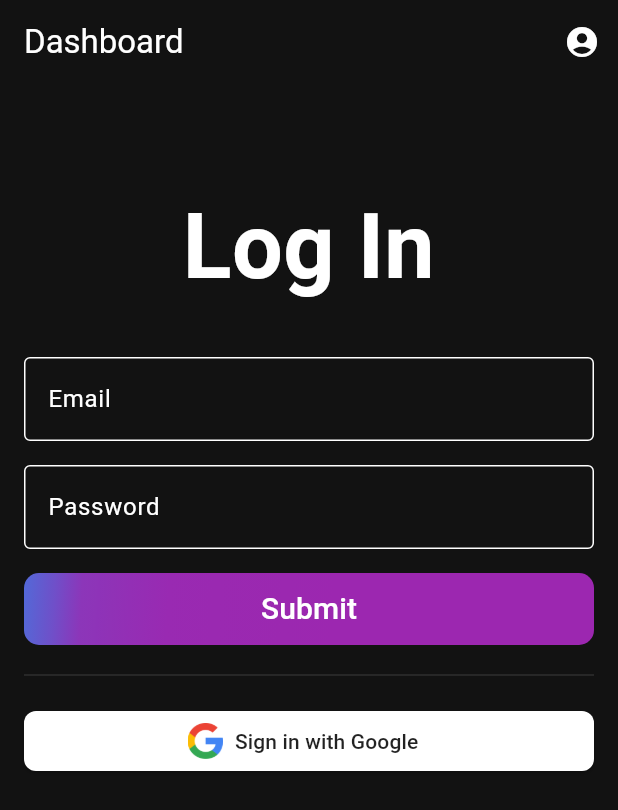
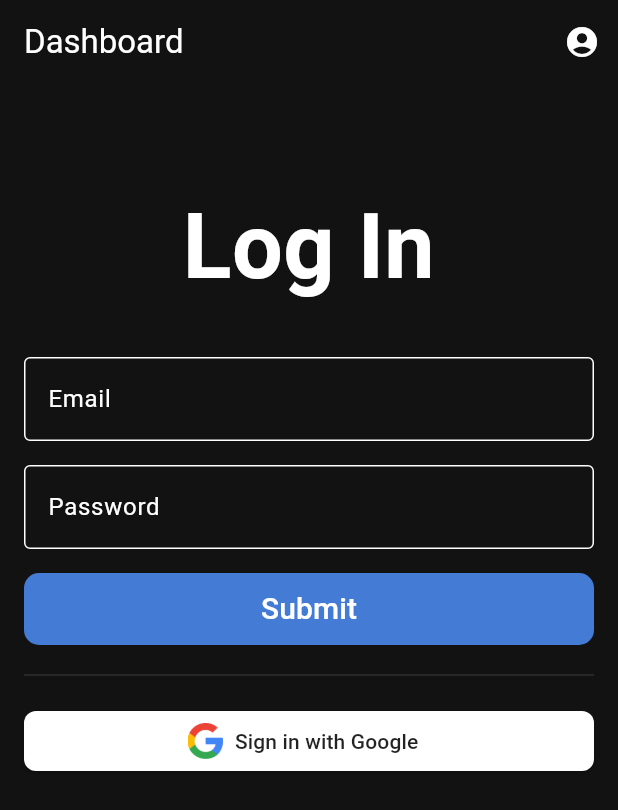
Before and after one commit to DotNaos/credix, a Flutter app: the screen it shows after launch, on a phone screen of 412 x 824 dp. Shown: the top 810 px of the screen. Run offline on Flutter 3.47's test engine with Material 2 defaults, Android fonts, the phone set to English and light mode, and no system bars; our stand-ins replace cloud_firestore, firebase_auth, firebase_core, google_sign_in, image_picker; accounts and stored records are empty.

Commit message:
Animated Login Button

```diff
--- a/lib/Components/animated_gradient_button.dart
+++ b/lib/Components/animated_gradient_button.dart
@@ -25,11 +25,11 @@ class _AnimatedGradientButtonState extends State<AnimatedGradientButton>
   void initState() {
     super.initState();
     _controller = AnimationController(
-      duration: const Duration(seconds: 2),
+      duration: const Duration(seconds: 5),
       vsync: this,
     )..repeat(reverse: true);
-    _animation = Tween<double>(begin: 0.0, end: 1.0)
-        .animate(CurvedAnimation(parent: _controller, curve: Curves.easeInOut));
+    _animation = Tween<double>(begin: 0.0, end: 0.75).animate(
+        CurvedAnimation(parent: _controller, curve: Curves.easeInOutQuad));
   }
 
   @override
@@ -46,15 +46,17 @@ class _AnimatedGradientButtonState extends State<AnimatedGradientButton>
         return AnimatedContainer(
           duration: const Duration(milliseconds: 300),
           decoration: BoxDecoration(
-            gradient: LinearGradient(
-              colors: [
+            // lerp through the list of colors defined in the gradient
+            color: Color.lerp(
+              Color.lerp(
                 widget.gradient.colors[0],
                 widget.gradient.colors[1],
-              ],
-              begin: const Alignment(-1.0, -1.0),
-              end: const Alignment(1.0, 0.0),
-              stops: [_animation.value - 0.2, _animation.value],
+                _animation.value * _animation.value,
+              ),
+              widget.gradient.colors[2],
+              _animation.value * _animation.value,
             ),
+
             borderRadius: BorderRadius.circular(10),
           ),
           child: ElevatedButton(
--- a/lib/Pages/login.dart
+++ b/lib/Pages/login.dart
@@ -81,7 +81,11 @@ class _LoginPageState extends State<LoginPage> {
                 // Sign in button
                 AnimatedGradientButton(
                   gradient: const LinearGradient(
-                    colors: [Colors.blue, Colors.purple],
+                    colors: [
+                      Color.fromARGB(255, 52, 90, 214),
+                      Color.fromARGB(255, 121, 157, 255),
+                      Color.fromARGB(255, 102, 255, 171)
+                    ],
                   ),
                   buttonText: 'Submit',
                   onPressed: () {
```
